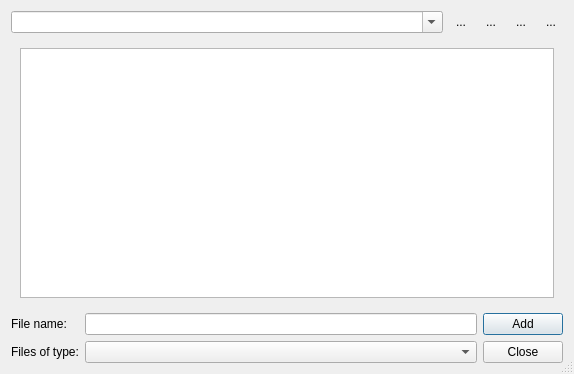
ksv1986/qmmp-staging, file src/plugins/FileDialogs/QmmpFileDialog/qmmpfiledialog.ui: the form before one commit.
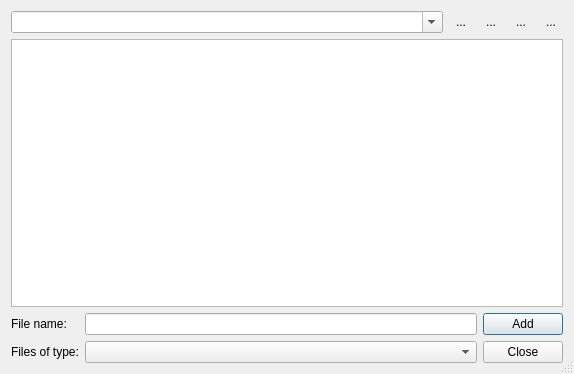
The form after the commit. The open tabs and pages were chosen to show the change.

What changed in the file:
```diff
--- a/src/plugins/FileDialogs/QmmpFileDialog/qmmpfiledialog.ui
+++ b/src/plugins/FileDialogs/QmmpFileDialog/qmmpfiledialog.ui
@@ -15,7 +15,7 @@
   <property name="sizeGripEnabled" >
    <bool>true</bool>
   </property>
-  <layout class="QGridLayout" >
+  <layout class="QGridLayout" name="gridLayout" >
    <item row="0" column="0" colspan="3" >
     <layout class="QHBoxLayout" >
      <item>
@@ -142,6 +142,9 @@
      </widget>
      <widget class="QWidget" name="page_2" >
       <layout class="QVBoxLayout" >
+       <property name="margin" >
+        <number>0</number>
+       </property>
        <item>
         <widget class="QTreeView" name="treeView" >
          <property name="selectionMode" >
```
Left out of the diff: 5 changed lines with no effect on the pictures.
